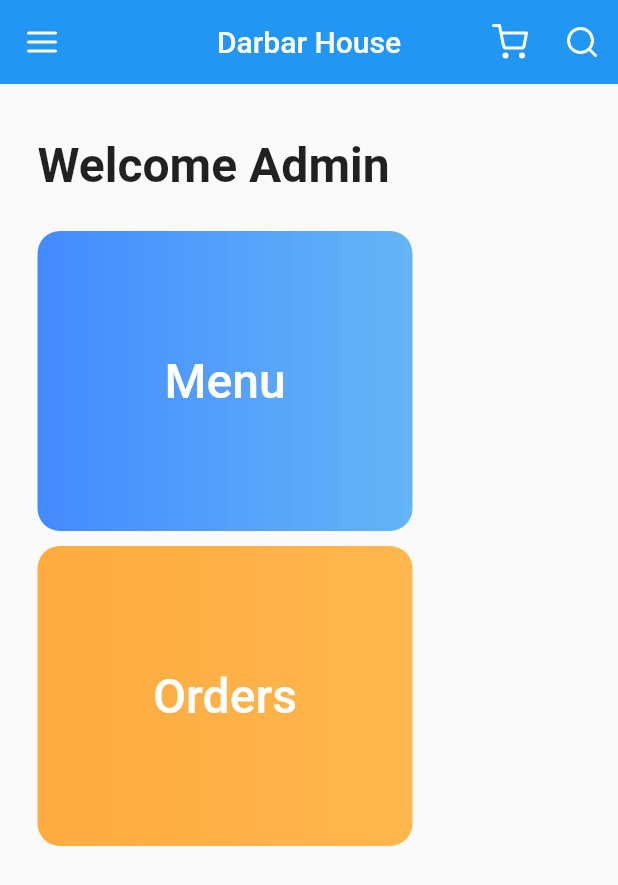
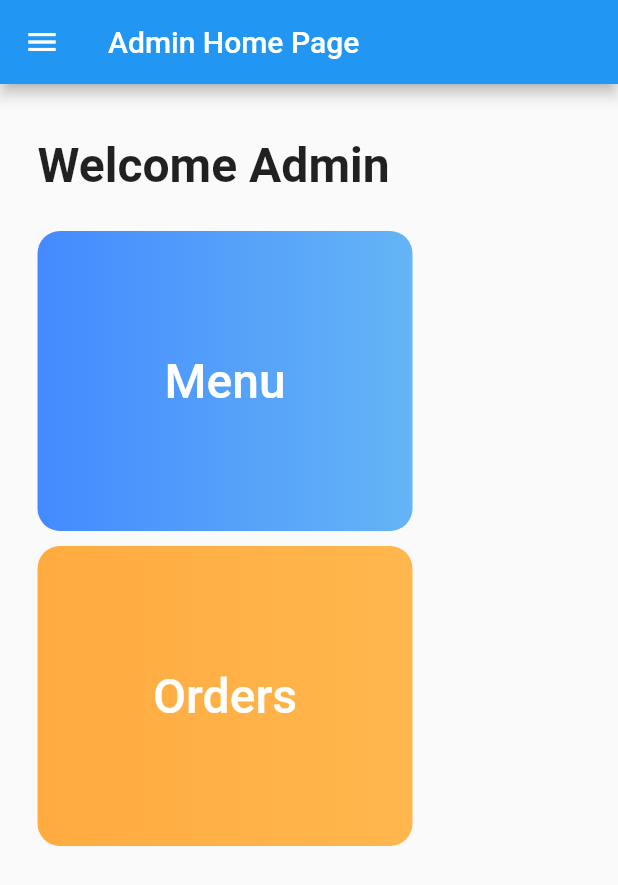
Before and after one commit to igaurab/rest_app, a Flutter app: the AdminHomeScreen screen opened by its route, on a phone screen of 412 x 824 dp. Shown: the top 885 px of the screen. Run offline on Flutter 3.47's test engine with Material 2 defaults, Android fonts, the phone set to English and light mode, and no system bars; our stand-ins replace cloud_firestore, firebase_auth, firebase_core, firebase_storage, flutter_feather_icons, image_picker and 2 more; accounts and stored records are empty; generated files the repository leaves out were written again.

```diff
--- a/lib/screens/PickUserScreen.dart
+++ b/lib/screens/PickUserScreen.dart
@@ -15,6 +15,8 @@ class PickUserScreen extends StatelessWidget {
             height: 25.0,
           ),
           Container(
+            child: SingleChildScrollView(
+              scrollDirection: Axis.horizontal,
               child: Row(
                 mainAxisAlignment: MainAxisAlignment.spaceEvenly,
                 crossAxisAlignment: CrossAxisAlignment.center,
@@ -48,6 +50,7 @@ class PickUserScreen extends StatelessWidget {
                     ),
                   )
                 ],
+              ),
             ),
           ),
         ],
--- a/lib/screens/admin/MenuScreen.dart
+++ b/lib/screens/admin/MenuScreen.dart
@@ -13,7 +13,10 @@ class _MenuScreenState extends State<MenuScreen> {
   @override
   Widget build(BuildContext context) {
     return Scaffold(
-      appBar: buildAppBar(),
+      drawer: createDrawer(context),
+      appBar: AppBar(
+        title: Text("Admin Menu"),
+      ),
       body: SingleChildScrollView(
         child: Padding(
           padding: const EdgeInsets.symmetric(horizontal: 25, vertical: 10),
--- a/lib/screens/admin/adminHomePage.dart
+++ b/lib/screens/admin/adminHomePage.dart
@@ -6,8 +6,12 @@ class AdminHomeScreen extends StatelessWidget {
   @override
   Widget build(BuildContext context) {
     return Scaffold(
-      appBar: buildAppBar(),
-      body: Padding(
+      appBar: AppBar(
+        title: Text("Admin Home Page"),
+      ),
+      drawer: createDrawer(context),
+      body: SingleChildScrollView(
+        child: Padding(
           padding: const EdgeInsets.symmetric(horizontal: 25.0, vertical: 10.0),
           child: Column(
             crossAxisAlignment: CrossAxisAlignment.start,
@@ -40,8 +44,8 @@ class AdminHomeScreen extends StatelessWidget {
                     height: 10.0,
                   ),
                   CardWithCenterText(
-                  gradient:
-                      returnGradient([Colors.orangeAccent, Colors.orange[300]]),
+                    gradient: returnGradient(
+                        [Colors.orangeAccent, Colors.orange[300]]),
                     text: AppString.orders,
                     onTap: () => Navigator.of(context).pushNamed(
                       '/view_order',
@@ -57,6 +61,7 @@ class AdminHomeScreen extends StatelessWidget {
             ],
           ),
         ),
+      ),
     );
   }
 }
--- a/lib/screens/costumer/costumerFeedback.dart
+++ b/lib/screens/costumer/costumerFeedback.dart
@@ -45,7 +45,7 @@ class _CostumerFeedbackFormState extends State<CostumerFeedbackForm> {
                 ),
                 TextField(
                   controller: feedbackController,
-                  maxLines: 15,
+                  maxLines: 10,
                   style: TextStyle(fontSize: 24),
                   decoration: InputDecoration(
                     fillColor: Colors.grey[300],
--- a/lib/screens/costumer/costumerHomePage.dart
+++ b/lib/screens/costumer/costumerHomePage.dart
@@ -259,6 +259,7 @@ class _CostumerHomeScreenState extends State<CostumerHomeScreen> {
                                         MediaQuery.of(context).size.width * 0.5,
                                     child: Text(
                                       item['name'].toString(),
+                                      overflow: TextOverflow.fade,
                                       style: TextStyle(
                                           fontSize: 28,
                                           fontWeight: FontWeight.bold),
```
Lines whose indentation alone changed are shown as unchanged.
